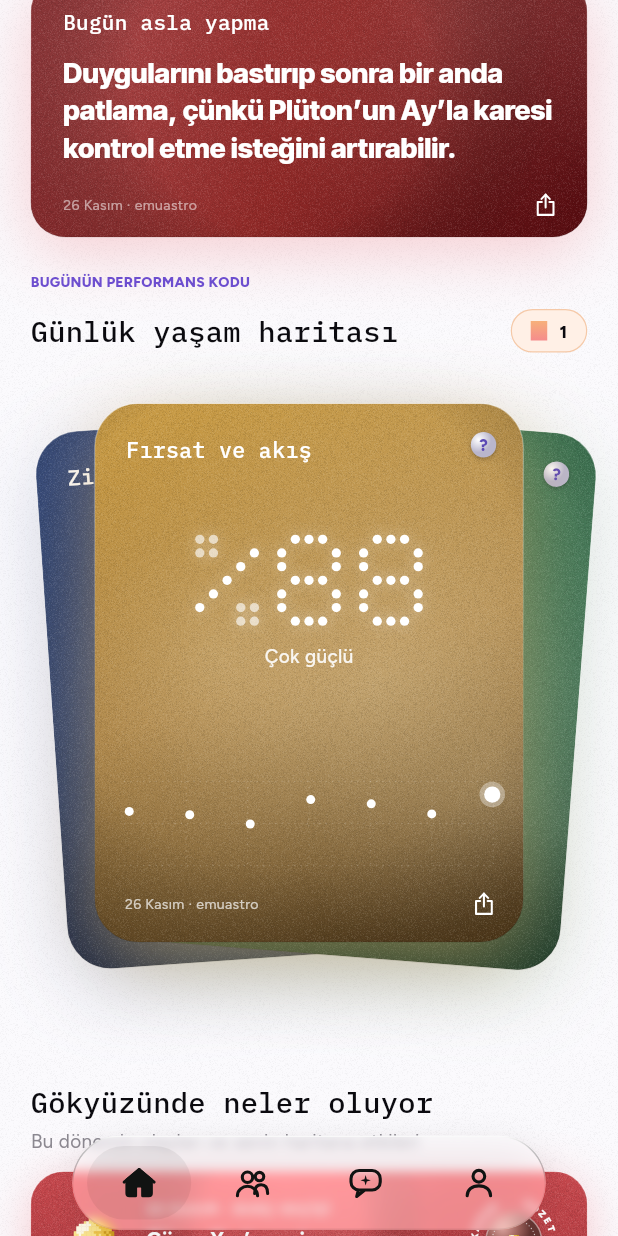
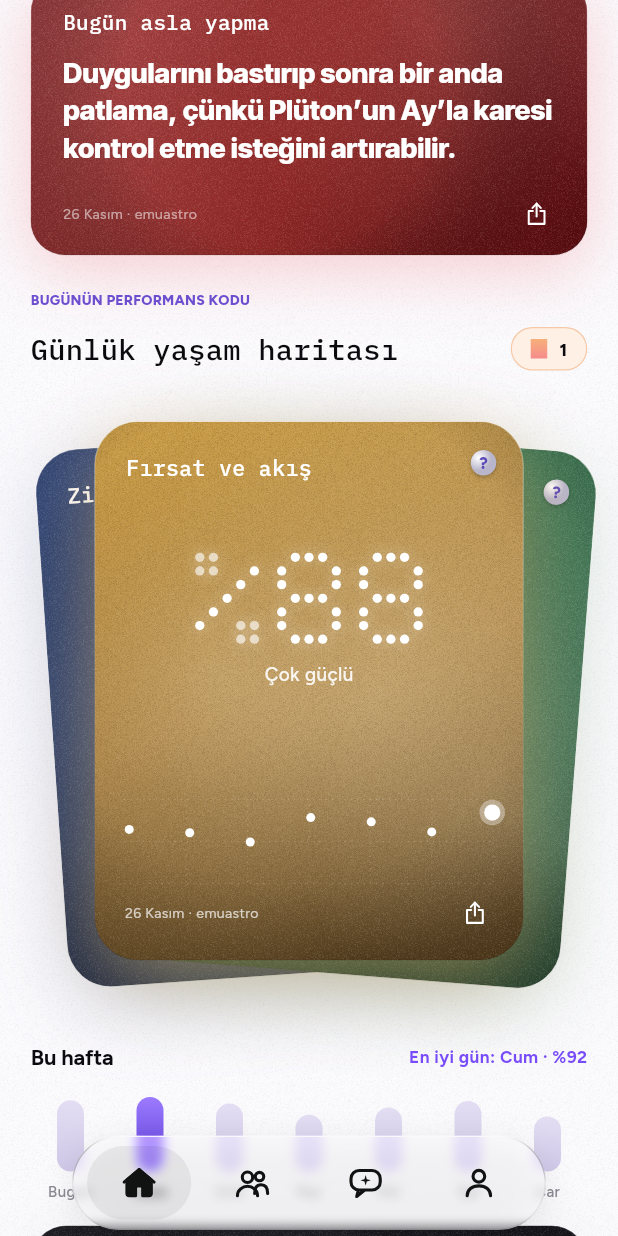
Before and after one commit to halilcuneytturhan/emuastro, a Flutter app: the screen it shows after launch, scrolled down 576 dp, on a phone screen of 412 x 824 dp. Run offline on Flutter 3.47's test engine with Material 3 defaults, Android fonts, the phone set to English and light mode, and no system bars; our stand-ins replace flutter_contacts, in_app_purchase, pdf, share_plus, shared_preferences, supabase_flutter; accounts and stored records are empty.

Commit message:
Kartları görsel olarak paylaşma, Ay evresi kartı, haftalık en iyi gün şeridi, 7 günlük seri ödülü
Co-Authored-By: Claude Opus 5.5 <noreply@anthropic.com>
Claude-Session: https://claude.ai/code/session_01LDjTy557VzBgv9ajHnTzL8

```diff
--- a/lib/main.dart
+++ b/lib/main.dart
@@ -10,6 +10,7 @@ import 'services/backend.dart';
 import 'screens/profile.dart';
 import 'screens/relations.dart';
 import 'theme.dart';
+import 'widgets/common.dart' show showInfo;
 import 'widgets/nav.dart';
 import 'widgets/surface.dart';
 
@@ -71,6 +72,13 @@ class _ShellState extends State<Shell> with WidgetsBindingObserver {
   void initState() {
     super.initState();
     WidgetsBinding.instance.addObserver(this);
+    WidgetsBinding.instance.addPostFrameCallback((_) {
+      final m = app.rewardMessage;
+      if (m != null && mounted) {
+        app.rewardMessage = null;
+        showInfo(context, 'Seri ödülü', m);
+      }
+    });
     // Karşılaştırma için: ?tab=0..3&scroll=300
     if (kIsWeb) {
       final q = Uri.base.queryParameters;
--- a/lib/screens/home.dart
+++ b/lib/screens/home.dart
@@ -10,6 +10,8 @@ import '../widgets/sprites.dart';
 import '../widgets/surface.dart';
 import 'detail.dart';
 import 'premium.dart';
+import '../widgets/share_card.dart';
+import '../widgets/extras.dart';
 import '../services/pdf_export.dart';
 
 class HomeScreen extends StatelessWidget {
@@ -85,7 +87,11 @@ class HomeScreen extends StatelessWidget {
         _pad(const _NeverCard()),
         const SizedBox(height: 24),
         const _Performance(),
-        const SizedBox(height: 81),
+        const SizedBox(height: 40),
+        _pad(const WeekStrip()),
+        const SizedBox(height: 16),
+        _pad(const MoonCard()),
+        const SizedBox(height: 56),
         _pad(Column(crossAxisAlignment: CrossAxisAlignment.start, children: [
           const Text('Gökyüzünde neler oluyor', style: T.monoTitle),
           const SizedBox(height: 6),
@@ -347,7 +353,9 @@ class _NeverCard extends StatelessWidget {
   const _NeverCard();
   @override
   Widget build(BuildContext context) {
-    return Pearl(
+    return ShareCard(
+      text: 'Bugün asla yapma: ${app.neverToday}',
+      child: Pearl(
       pal: Pal.red,
       radius: 23,
       sheenAt: const Alignment(.9, -.9),
@@ -364,9 +372,10 @@ class _NeverCard extends StatelessWidget {
         Row(children: [
           Text(todayTag, style: T.small.copyWith(color: Colors.white54)),
           const Spacer(),
-          const ShareIcon(size: 12.5),
+          const ShareTap(child: ShareIcon(size: 12.5)),
         ]),
       ]),
+    ),
     );
   }
 }
@@ -451,8 +460,10 @@ class _PerformanceState extends State<_Performance> {
                   turns: i == front
                       ? 0
                       : (i == (front + 2) % 3 ? 4.5 / 360 : -4 / 360),
-                  child: _PerfCard(
-                      data: cards[i], isFront: i == front, cw: cw),
+                  child: ShareCard(
+                    text: '${cards[i].$1}: %${cards[i].$2} ${cards[i].$3}',
+                    child: _PerfCard(
+                      data: cards[i], isFront: i == front, cw: cw)),
                 ),
               ),
           ]),
@@ -544,7 +555,7 @@ class _PerfCard extends StatelessWidget {
               Text(todayTag,
                   style: T.small.copyWith(color: Colors.white70)),
               const Spacer(),
-              const ShareIcon(size: 12.5),
+              const ShareTap(child: ShareIcon(size: 12.5)),
             ]),
           ),
         ],
@@ -628,7 +639,9 @@ class _MoveFoldersState extends State<_MoveFolders> {
                   height: 227 + top,
                   child: GestureDetector(
                     onTap: () => setState(() => active = i),
-                    child: Pearl(
+                    child: ShareCard(
+                     text: '${app.moves[i].$1}: ${app.moves[i].$2}',
+                     child: Pearl(
                       pal: pals[i],
                       shadowAlpha: depth == 0 ? .45 : .15,
                       sheenAt: const Alignment(.45, .35),
@@ -678,8 +691,9 @@ class _MoveFoldersState extends State<_MoveFolders> {
                           ),
                         if (depth == 0)
                           const Positioned(
-                              right: 22, bottom: 20, child: ShareIcon(size: 12.5)),
+                              right: 16, bottom: 14, child: ShareTap(child: ShareIcon(size: 12.5))),
                       ]),
+                    ),
                     ),
                   ),
                 );
--- a/lib/screens/profile.dart
+++ b/lib/screens/profile.dart
@@ -201,7 +201,9 @@ class _ProfileScreenState extends State<ProfileScreen> {
                     color: const Color(0xFF9C8BE8),
                     count: 60,
                     child: Sprite(
-                        b.startsWith('ingress')
+                        b.startsWith('streak')
+                            ? 'star'
+                            : b.startsWith('ingress')
                             ? 'sun'
                             : b.contains('saturn')
                                 ? 'saturn'
--- /dev/null
+++ b/lib/widgets/extras.dart
@@ -0,0 +1,176 @@
+import 'dart:math' as math;
+
+import 'package:flutter/material.dart';
+
+import '../astro/ephemeris.dart';
+import '../astro/interpret.dart' as astro;
+import '../data/sample.dart';
+import '../theme.dart';
+import 'surface.dart';
+
+/// Ay'ın evresi: (aydınlanma 0-1, büyüyor mu, evre adı)
+(double, bool, String) moonPhase(DateTime t) {
+  final d = dayNumber(t.toUtc());
+  final e = (geoLongitude('moon', d) - geoLongitude('sun', d) + 360) % 360;
+  final illum = (1 - math.cos(e * math.pi / 180)) / 2;
+  final waxing = e < 180;
+  final name = e < 12 || e > 348
+      ? 'Yeniay'
+      : e < 80
+          ? 'Hilal (büyüyen)'
+          : e < 100
+              ? 'İlk dördün'
+              : e < 168
+                  ? 'Şişkin Ay (büyüyen)'
+                  : e < 192
+                      ? 'Dolunay'
+                      : e < 260
+                          ? 'Şişkin Ay (küçülen)'
+                          : e < 280
+                              ? 'Son dördün'
+                              : 'Hilal (küçülen)';
+  return (illum, waxing, name);
+}
+
+const _phaseTip = {
+  'Yeniay': 'Niyet koymak ve yeni bir şeye başlamak için en uygun gün.',
+  'Hilal (büyüyen)': 'Küçük ama kararlı adımlar at; planın filizleniyor.',
+  'İlk dördün': 'Engellerle yüzleş; karar verme zamanı.',
+  'Şişkin Ay (büyüyen)': 'İnce ayar yap, eksikleri tamamla.',
+  'Dolunay': 'Duygular yüksek; sonuçları gör, bırakman gerekeni bırak.',
+  'Şişkin Ay (küçülen)': 'Öğrendiklerini paylaş, teşekkür et.',
+  'Son dördün': 'Toparlan, gereksizleri ayıkla.',
+  'Hilal (küçülen)': 'Dinlen, içe dön, yeni döngüye hazırlan.',
+};
+
+class MoonCard extends StatelessWidget {
+  const MoonCard({super.key});
+  @override
+  Widget build(BuildContext context) {
+    final now = DateTime(app.today.year, app.today.month, app.today.day, 21);
+    final (illum, waxing, name) = moonPhase(now);
+    final moon = positions(now.toUtc()).firstWhere((p) => p.id == 'moon');
+    return Pearl(
+      pal: Pal.charcoal,
+      radius: 24,
+      shadowAlpha: .25,
+      padding: const EdgeInsets.fromLTRB(20, 18, 20, 18),
+      child: Row(children: [
+        CustomPaint(
+            size: const Size.square(58), painter: _MoonPainter(illum, waxing)),
+        const SizedBox(width: 18),
+        Expanded(
+          child: Column(crossAxisAlignment: CrossAxisAlignment.start, children: [
+            Text('BUGÜN AY · %${(illum * 100).round()}',
+                style: T.bandKicker.copyWith(color: Colors.white60)),
+            const SizedBox(height: 4),
+            Text('$name · ${astro.signs[moon.sign]}',
+                style: T.monoCard.copyWith(fontSize: 14.6)),
+            const SizedBox(height: 5),
+            Text(_phaseTip[name]!,
+                style: TextStyle(
+                    fontFamily: 'Figtree',
+                    fontSize: 11.6,
+                    height: 1.3,
+                    color: Colors.white.withValues(alpha: .7))),
+          ]),
+        ),
+      ]),
+    );
+  }
+}
+
+class _MoonPainter extends CustomPainter {
+  final double illum;
+  final bool waxing;
+  _MoonPainter(this.illum, this.waxing);
+  @override
+  void paint(Canvas canvas, Size s) {
+    final c = s.center(Offset.zero);
+    final r = s.width / 2;
+    canvas.drawCircle(c, r, Paint()..color = const Color(0xFF34333B));
+    // aydınlık kısım: aydınlık taraftaki yarım disk ± terminatör elipsi
+    final rect = Rect.fromCircle(center: c, radius: r);
+    final half = Path()
+      ..addRect(waxing
+          ? Rect.fromLTRB(c.dx, c.dy - r, c.dx + r, c.dy + r)
+          : Rect.fromLTRB(c.dx - r, c.dy - r, c.dx, c.dy + r));
+    final disc = Path()..addOval(rect);
+    final halfDisc = Path.combine(PathOperation.intersect, disc, half);
+    final ew = (2 * illum - 1).abs() * r;
+    final ell = Path()
+      ..addOval(Rect.fromCenter(center: c, width: 2 * ew, height: 2 * r));
+    final lit = illum >= .5
+        ? Path.combine(PathOperation.union, halfDisc, ell)
+        : Path.combine(PathOperation.difference, halfDisc, ell);
+    canvas.drawPath(
+        lit,
+        Paint()
+          ..shader = const RadialGradient(
+                  center: Alignment(-.3, -.4),
+                  colors: [Color(0xFFFFFBEF), Color(0xFFD9D2F5)])
+              .createShader(rect));
+    final dot = Paint()..color = Colors.white.withValues(alpha: .06);
+    for (final o in [const Offset(-.3, -.2), const Offset(.25, .3), const Offset(.1, -.45)]) {
+      canvas.drawCircle(c + o * r, r * .13, dot);
+    }
+  }
+
+  @override
+  bool shouldRepaint(covariant _MoonPainter o) => o.illum != illum;
+}
+
+/// Önümüzdeki 7 günün fırsat skorları; en iyi gün vurgulu.
+class WeekStrip extends StatelessWidget {
+  const WeekStrip({super.key});
+  static const _g = ['Pzt', 'Sal', 'Çar', 'Per', 'Cum', 'Cmt', 'Paz'];
+  @override
+  Widget build(BuildContext context) {
+    final days = [
+      for (var k = 0; k < 7; k++) app.today.add(Duration(days: k))
+    ];
+    final scores = [for (final d in days) astro.dailyScore(app.chart, d, 0)];
+    final best = scores.indexOf(scores.reduce(math.max));
+    return Column(crossAxisAlignment: CrossAxisAlignment.start, children: [
+      Row(children: [
+        const Text('Bu hafta', style: T.heading),
+        const Spacer(),
+        Text('En iyi gün: ${_g[days[best].weekday - 1]} · %${scores[best]}',
+            style: T.body.copyWith(fontSize: 11.5, color: C.accent, fontWeight: FontWeight.w700)),
+      ]),
+      const SizedBox(height: 12),
+      Row(children: [
+        for (var k = 0; k < 7; k++)
+          Expanded(
+            child: Column(children: [
+              SizedBox(
+                height: 54,
+                child: Align(
+                  alignment: Alignment.bottomCenter,
+                  child: Container(
+                    width: 18,
+                    height: 54 * scores[k] / 100,
+                    decoration: BoxDecoration(
+                      borderRadius: BorderRadius.circular(9),
+                      gradient: LinearGradient(
+                          begin: Alignment.topCenter,
+                          end: Alignment.bottomCenter,
+                          colors: k == best
+                              ? const [Color(0xFF9C7BFF), Color(0xFF5B3BD6)]
+                              : const [Color(0xFFE3DEF3), Color(0xFFCFC8E8)]),
+                    ),
+                  ),
+                ),
+              ),
+              const SizedBox(height: 6),
+              Text(k == 0 ? 'Bugün' : _g[days[k].weekday - 1],
+                  style: T.body.copyWith(
+                      fontSize: 10,
+                      color: k == best ? C.ink : C.grey,
+                      fontWeight: k == best ? FontWeight.w800 : FontWeight.w500)),
+            ]),
+          ),
+      ]),
+    ]);
+  }
+}
--- /dev/null
+++ b/lib/widgets/share_card.dart
@@ -0,0 +1,56 @@
+import 'dart:ui' as ui;
+
+import 'package:flutter/material.dart';
+import 'package:flutter/rendering.dart';
+import 'package:share_plus/share_plus.dart';
+
+/// İçindeki kartı görsel (PNG) olarak paylaşılabilir yapar.
+/// Kartın içindeki herhangi bir [ShareTap] dokununca görüntüyü yakalar.
+class ShareCard extends StatefulWidget {
+  final Widget child;
+  final String text;
+  const ShareCard({super.key, required this.child, required this.text});
+
+  static _ShareCardState? of(BuildContext c) =>
+      c.findAncestorStateOfType<_ShareCardState>();
+
+  @override
+  State<ShareCard> createState() => _ShareCardState();
+}
+
+class _ShareCardState extends State<ShareCard> {
+  final _key = GlobalKey();
+
+  Future<void> share() async {
+    try {
+      final b = _key.currentContext!.findRenderObject() as RenderRepaintBoundary;
+      final img = await b.toImage(pixelRatio: 3);
+      final data = await img.toByteData(format: ui.ImageByteFormat.png);
+      await SharePlus.instance.share(ShareParams(
+        text: '${widget.text}\n\nEmuAstro ile günlük haritanı keşfet.',
+        files: [
+          XFile.fromData(data!.buffer.asUint8List(),
+              name: 'emuastro.png', mimeType: 'image/png')
+        ],
+      ));
+    } catch (_) {
+      await SharePlus.instance.share(ShareParams(text: widget.text));
+    }
+  }
+
+  @override
+  Widget build(BuildContext context) =>
+      RepaintBoundary(key: _key, child: widget.child);
+}
+
+/// Dokununca en yakın [ShareCard]'ı paylaşır.
+class ShareTap extends StatelessWidget {
+  final Widget child;
+  const ShareTap({super.key, required this.child});
+  @override
+  Widget build(BuildContext context) => GestureDetector(
+        behavior: HitTestBehavior.opaque,
+        onTap: () => ShareCard.of(context)?.share(),
+        child: Padding(padding: const EdgeInsets.all(6), child: child),
+      );
+}
```
Also changed, not shown: lib/data/sample.dart (+10 -0 lines), comparison/app_10.png (added), 1 other file.
